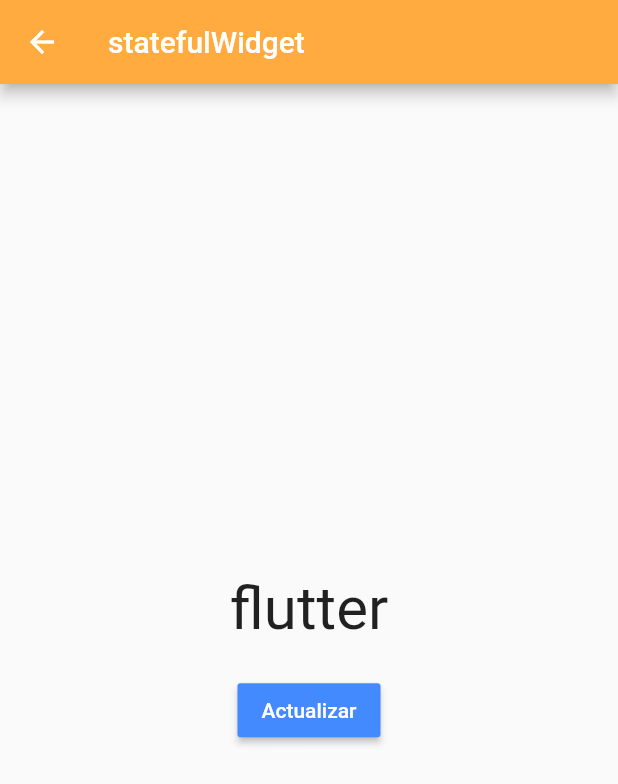
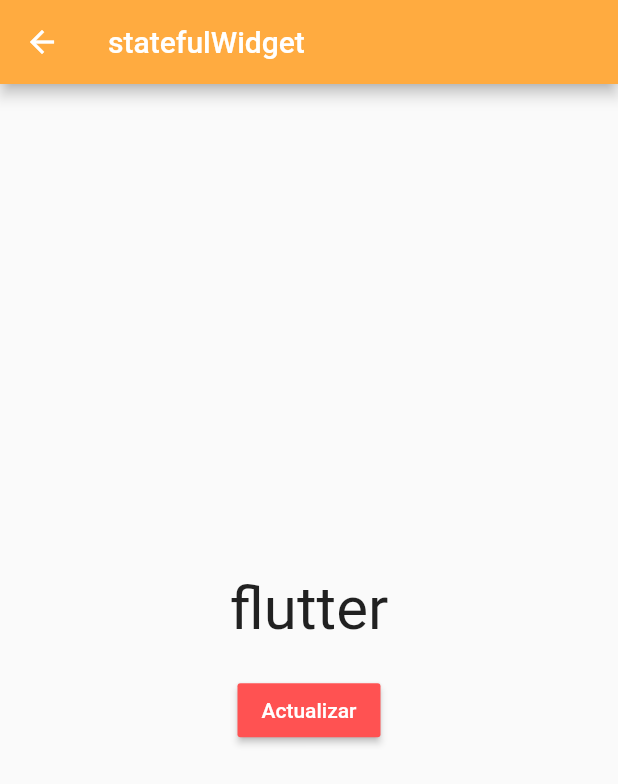
Before and after one commit to tronxi/widget-flutter, a Flutter app: the MyButton screen opened directly, on a phone screen of 412 x 824 dp. Shown: the top 784 px of the screen. Run offline on Flutter 3.47's test engine with Material 2 defaults, Android fonts, the phone set to English and light mode, and no system bars.

Commit message:
cambio color

```diff
--- a/lib/main.dart
+++ b/lib/main.dart
@@ -148,7 +148,7 @@ class _MyButtonState extends State<MyButton>{
                         style: TextStyle(
                           color: Colors.white
                         ),),
-                color: Colors.blueAccent,
+                color: Colors.redAccent,
                 onPressed: onPressButton,
               )
             ],
```
